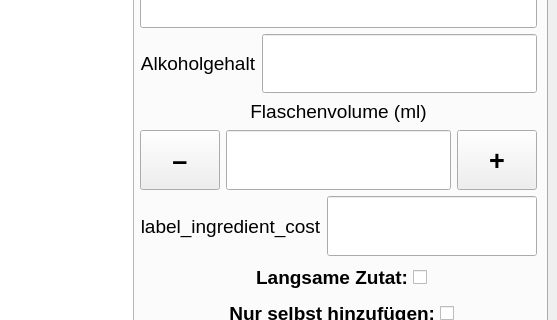
Qt form src/ui_elements/cocktailmanager.ui (AndreWohnsland/CocktailBerry) before a commit; both pictures show x 243 to 800 and y 116 to 436 of the 800 by 625 pixel window.
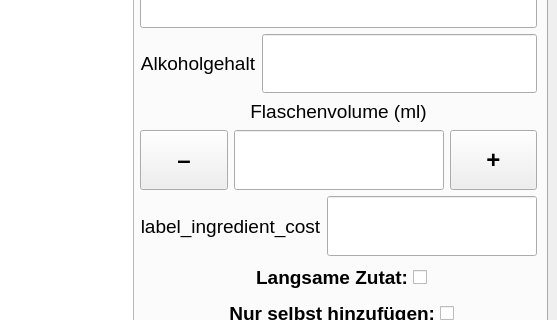
The same form after that commit. The open tabs and pages were chosen to show the change. Custom widgets are drawn as their Qt base class.

Commit message: Adjustments for cocktail display

Diff of the .ui file:
```diff
--- a/src/ui_elements/cocktailmanager.ui
+++ b/src/ui_elements/cocktailmanager.ui
@@ -970,7 +970,7 @@
          </widget>
         </item>
         <item>
-         <layout class="QGridLayout" name="gridLayout_6" rowstretch="0,0,0,0,0,0,0,0,0,0,0,0" rowminimumheight="0,0,0,0,0,0,0,0,0,0,0,0">
+         <layout class="QGridLayout" name="gridLayout_6" rowstretch="0,0,0,0,0,0,0,0,0,0,0,0">
           <item row="8" column="0" colspan="4">
            <layout class="QHBoxLayout" name="horizontalLayout_24">
             <item>
@@ -1140,21 +1140,27 @@
            <layout class="QHBoxLayout" name="horizontalLayout_21">
             <item>
              <widget class="QPushButton" name="PBZminus">
+              <property name="sizePolicy">
+               <sizepolicy hsizetype="Expanding" vsizetype="Fixed">
+                <horstretch>0</horstretch>
+                <verstretch>0</verstretch>
+               </sizepolicy>
+              </property>
               <property name="minimumSize">
                <size>
                 <width>80</width>
-                <height>29</height>
+                <height>30</height>
                </size>
               </property>
               <property name="maximumSize">
                <size>
                 <width>300</width>
-                <height>200</height>
+                <height>100</height>
                </size>
               </property>
               <property name="font">
                <font>
-                <pointsize>20</pointsize>
+                <pointsize>18</pointsize>
                 <weight>75</weight>
                 <bold>true</bold>
                </font>
@@ -1195,21 +1201,27 @@
             </item>
             <item>
              <widget class="QPushButton" name="PBZplus">
+              <property name="sizePolicy">
+               <sizepolicy hsizetype="Expanding" vsizetype="Fixed">
+                <horstretch>0</horstretch>
+                <verstretch>0</verstretch>
+               </sizepolicy>
+              </property>
               <property name="minimumSize">
                <size>
                 <width>80</width>
-                <height>29</height>
+                <height>30</height>
                </size>
               </property>
               <property name="maximumSize">
                <size>
                 <width>300</width>
-                <height>200</height>
+                <height>100</height>
                </size>
               </property>
               <property name="font">
                <font>
-                <pointsize>20</pointsize>
+                <pointsize>18</pointsize>
                 <weight>75</weight>
                 <bold>true</bold>
                </font>
```
Left out of the diff: 262 changed lines with no effect on the pictures. The commit also changes 1 other file.
